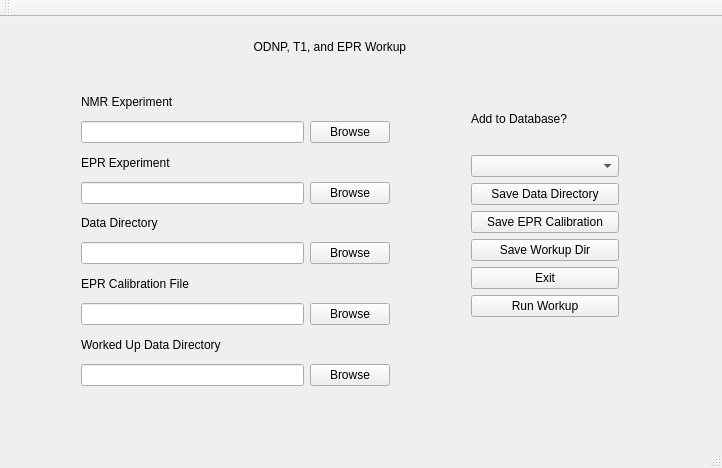
Old version of the form GUIDevelopment/workupGUI/MainWindow/mainwindow.ui in the repository rpbarnes/WorkupSoftware.
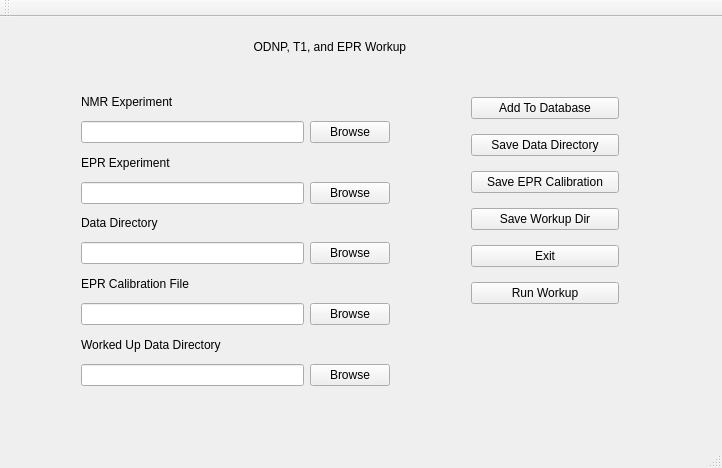
New version of the form.

```diff
--- a/GUIDevelopment/workupGUI/MainWindow/mainwindow.ui
+++ b/GUIDevelopment/workupGUI/MainWindow/mainwindow.ui
@@ -138,18 +138,11 @@
     </property>
     <layout class="QVBoxLayout" name="verticalLayout">
      <item>
-      <layout class="QVBoxLayout" name="verticalLayout_2">
-       <item>
-        <widget class="QLabel" name="label_6">
+      <widget class="QPushButton" name="addToDatabaseButton">
          <property name="text">
-          <string>Add to Database?</string>
-         </property>
-        </widget>
-       </item>
-       <item>
-        <widget class="QComboBox" name="databaseComboBox"/>
-       </item>
-      </layout>
+        <string>Add To Database</string>
+       </property>
+      </widget>
      </item>
      <item>
       <widget class="QPushButton" name="DataDirSaveButton">
```
Left out of the diff: 4 changed lines with no effect on the pictures. Lines whose indentation alone changed are shown as unchanged.
